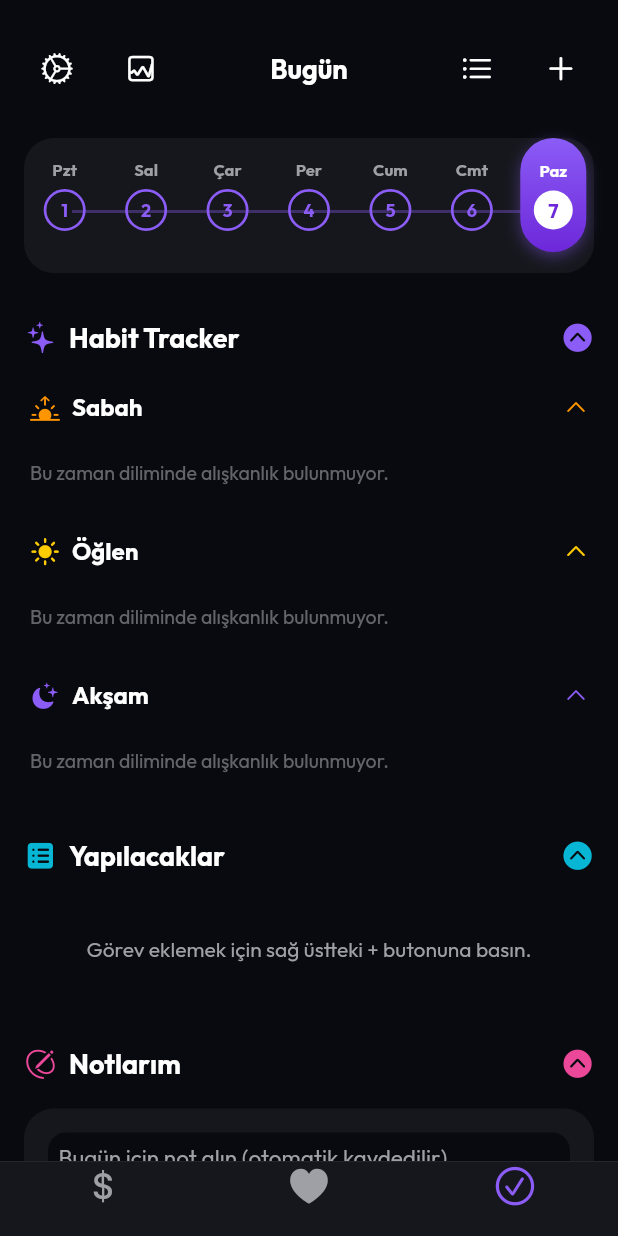
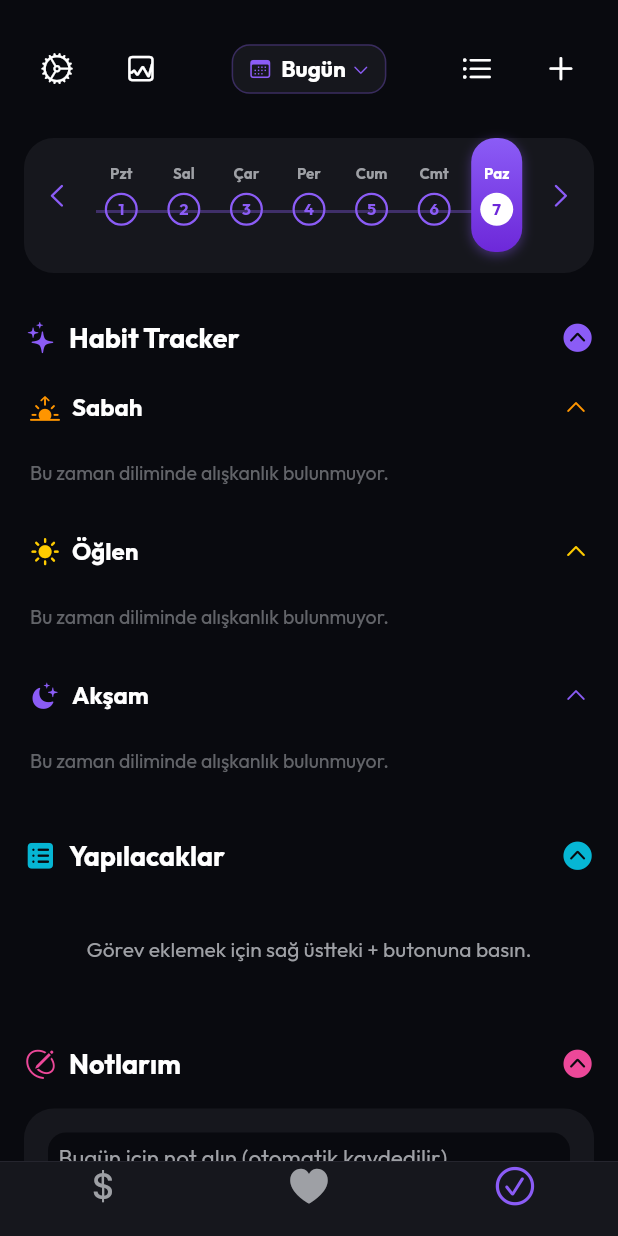
Before and after one commit to lkaaner/grit-habit-tracker, a Flutter app: the screen it shows after launch, item 3 of the bottom bar chosen, on a phone screen of 412 x 824 dp. Run offline on Flutter 3.47's test engine with Material 3 defaults, Android fonts, the phone set to English and light mode, and no system bars; our stand-ins replace flutter_riverpod, google_fonts, hive, hive_flutter; accounts and stored records are empty.

Commit message:
Add calendar date picker and weekly navigation chevrons to Habit Tracker

```diff
--- a/lib/features/productivity/presentation/pages/productivity_page.dart
+++ b/lib/features/productivity/presentation/pages/productivity_page.dart
@@ -66,6 +66,61 @@ class _ProductivityPageState extends ConsumerState<ProductivityPage> {
       builder: (BuildContext context) => const SettingsModal(),
     );
   }
+
+  void _showDatePicker() {
+    showCupertinoModalPopup<void>(
+      context: context,
+      builder: (BuildContext context) {
+        return Container(
+          height: 300,
+          color: const Color(0xFF16171D),
+          child: Column(
+            children: [
+              Container(
+                color: const Color(0xFF1E1F26),
+                child: Row(
+                  mainAxisAlignment: MainAxisAlignment.spaceBetween,
+                  children: [
+                    CupertinoButton(
+                      child: const Text('İptal', style: TextStyle(color: CupertinoColors.destructiveRed)),
+                      onPressed: () => Navigator.pop(context),
+                    ),
+                    CupertinoButton(
+                      child: const Text('Seç', style: TextStyle(color: Color(0xFF8B5CF6), fontWeight: FontWeight.bold)),
+                      onPressed: () => Navigator.pop(context),
+                    ),
+                  ],
+                ),
+              ),
+              Expanded(
+                child: CupertinoTheme(
+                  data: const CupertinoThemeData(
+                    brightness: Brightness.dark,
+                    textTheme: CupertinoTextThemeData(
+                      dateTimePickerTextStyle: TextStyle(
+                        color: CupertinoColors.white,
+                        fontSize: 18,
+                      ),
+                    ),
+                  ),
+                  child: CupertinoDatePicker(
+                    mode: CupertinoDatePickerMode.date,
+                    initialDateTime: ref.read(productivityProvider).selectedDate,
+                    maximumDate: DateTime.now().add(const Duration(days: 365)),
+                    minimumDate: DateTime.now().subtract(const Duration(days: 365)),
+                    onDateTimeChanged: (DateTime newDate) {
+                      ref.read(productivityProvider.notifier).changeSelectedDate(newDate);
+                    },
+                  ),
+                ),
+              ),
+            ],
+          ),
+        );
+      },
+    );
+  }
+
 
   @override
   void dispose() {
@@ -563,12 +618,36 @@ class _ProductivityPageState extends ConsumerState<ProductivityPage> {
                               ),
                             ],
                           ),
+                          GestureDetector(
+                            onTap: _showDatePicker,
+                            behavior: HitTestBehavior.opaque,
+                            child: Container(
+                              padding: const EdgeInsets.symmetric(horizontal: 10, vertical: 6),
+                              decoration: BoxDecoration(
+                                color: const Color(0xFF16171D),
+                                borderRadius: BorderRadius.circular(12),
+                                border: Border.all(
+                                  color: const Color(0xFF8B5CF6).withOpacity(0.3),
+                                  width: 1,
+                                ),
+                              ),
+                              child: Row(
+                                mainAxisSize: MainAxisSize.min,
+                                children: [
+                                  const Icon(CupertinoIcons.calendar, color: Color(0xFF8B5CF6), size: 16),
+                                  const SizedBox(width: 6),
                                   Text(
                                     _formatSelectedDate(state.selectedDate),
                                     style: const TextStyle(
-                              fontSize: 18,
+                                      fontSize: 15,
                                       fontWeight: FontWeight.bold,
                                       color: CupertinoColors.white,
+                                    ),
+                                  ),
+                                  const SizedBox(width: 4),
+                                  const Icon(CupertinoIcons.chevron_down, color: Color(0xFF8B5CF6), size: 12),
+                                ],
+                              ),
                             ),
                           ),
                           Row(
@@ -617,8 +696,8 @@ class _ProductivityPageState extends ConsumerState<ProductivityPage> {
                       child: Stack(
                         children: [
                           Positioned(
-                            left: 32,
-                            right: 32,
+                            left: 48,
+                            right: 48,
                             top: 48,
                             child: Container(
                               height: 2,
@@ -626,6 +705,20 @@ class _ProductivityPageState extends ConsumerState<ProductivityPage> {
                             ),
                           ),
                           Row(
+                            children: [
+                              CupertinoButton(
+                                padding: EdgeInsets.zero,
+                                onPressed: () {
+                                  notifier.changeSelectedDate(state.selectedDate.subtract(const Duration(days: 7)));
+                                },
+                                child: const Icon(
+                                  CupertinoIcons.chevron_left,
+                                  color: Color(0xFF8B5CF6),
+                                  size: 20,
+                                ),
+                              ),
+                              Expanded(
+                                child: Row(
                                   mainAxisAlignment: MainAxisAlignment.spaceAround,
                                   children: List.generate(7, (index) {
                                     final day = weekDays[index];
@@ -636,7 +729,7 @@ class _ProductivityPageState extends ConsumerState<ProductivityPage> {
 
                                     if (isSelected) {
                                       return Container(
-                                  width: 44,
+                                        width: 34,
                                         height: 76,
                                         decoration: BoxDecoration(
                                           gradient: const LinearGradient(
@@ -644,12 +737,12 @@ class _ProductivityPageState extends ConsumerState<ProductivityPage> {
                                             begin: Alignment.topCenter,
                                             end: Alignment.bottomCenter,
                                           ),
-                                    borderRadius: BorderRadius.circular(22),
+                                          borderRadius: BorderRadius.circular(16),
                                           boxShadow: [
                                             BoxShadow(
                                               color: const Color(0xFF8B5CF6).withOpacity(0.4),
-                                        blurRadius: 8,
-                                        offset: const Offset(0, 3),
+                                              blurRadius: 6,
+                                              offset: const Offset(0, 2),
                                             )
                                           ],
                                         ),
@@ -659,15 +752,15 @@ class _ProductivityPageState extends ConsumerState<ProductivityPage> {
                                             Text(
                                               weekDayNames[index],
                                               style: const TextStyle(
-                                          fontSize: 11,
+                                                fontSize: 10,
                                                 fontWeight: FontWeight.bold,
                                                 color: CupertinoColors.white,
                                               ),
                                             ),
                                             const SizedBox(height: 6),
                                             Container(
-                                        width: 26,
-                                        height: 26,
+                                              width: 22,
+                                              height: 22,
                                               decoration: const BoxDecoration(
                                                 color: CupertinoColors.white,
                                                 shape: BoxShape.circle,
@@ -676,7 +769,7 @@ class _ProductivityPageState extends ConsumerState<ProductivityPage> {
                                               child: Text(
                                                 day.day.toString(),
                                                 style: const TextStyle(
-                                            fontSize: 13,
+                                                  fontSize: 11,
                                                   fontWeight: FontWeight.bold,
                                                   color: Color(0xFF6D28D9),
                                                 ),
@@ -691,7 +784,7 @@ class _ProductivityPageState extends ConsumerState<ProductivityPage> {
                                       onTap: () => notifier.changeSelectedDate(day),
                                       behavior: HitTestBehavior.opaque,
                                       child: SizedBox(
-                                  width: 44,
+                                        width: 34,
                                         height: 76,
                                         child: Column(
                                           mainAxisAlignment: MainAxisAlignment.center,
@@ -699,15 +792,15 @@ class _ProductivityPageState extends ConsumerState<ProductivityPage> {
                                             Text(
                                               weekDayNames[index],
                                               style: const TextStyle(
-                                          fontSize: 11,
+                                                fontSize: 10,
                                                 fontWeight: FontWeight.bold,
                                                 color: Color(0xFF9EA0A5),
                                               ),
                                             ),
                                             const SizedBox(height: 6),
                                             Container(
-                                        width: 28,
-                                        height: 28,
+                                              width: 22,
+                                              height: 22,
                                               decoration: BoxDecoration(
                                                 color: isFullyCompleted
                                                     ? const Color(0xFF8B5CF6)
@@ -715,14 +808,14 @@ class _ProductivityPageState extends ConsumerState<ProductivityPage> {
                                                 shape: BoxShape.circle,
                                                 border: Border.all(
                                                   color: const Color(0xFF8B5CF6),
-                                            width: 1.8,
+                                                  width: 1.5,
                                                 ),
                                               ),
                                               alignment: Alignment.center,
                                               child: Text(
                                                 day.day.toString(),
                                                 style: TextStyle(
-                                            fontSize: 12,
+                                                  fontSize: 11,
                                                   fontWeight: FontWeight.bold,
                                                   color: isFullyCompleted
                                                       ? CupertinoColors.white
@@ -735,6 +828,20 @@ class _ProductivityPageState extends ConsumerState<ProductivityPage> {
                                       ),
                                     );
                                   }),
+                                ),
+                              ),
+                              CupertinoButton(
+                                padding: EdgeInsets.zero,
+                                onPressed: () {
+                                  notifier.changeSelectedDate(state.selectedDate.add(const Duration(days: 7)));
+                                },
+                                child: const Icon(
+                                  CupertinoIcons.chevron_right,
+                                  color: Color(0xFF8B5CF6),
+                                  size: 20,
+                                ),
+                              ),
+                            ],
                           ),
                         ],
                       ),
```
Lines whose indentation alone changed are shown as unchanged.
